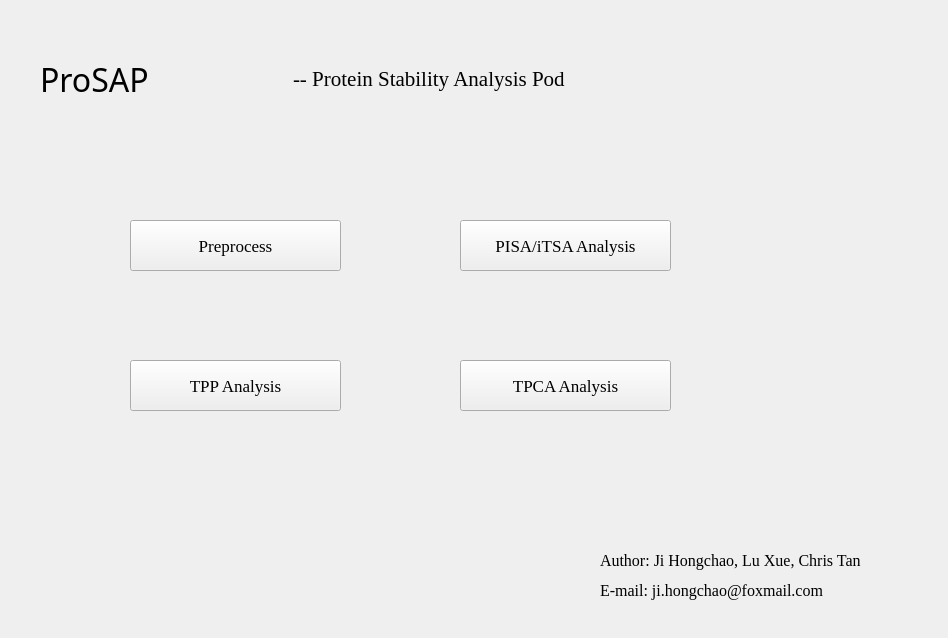
hcji/ProSAP, file ProSAP_.ui: the form before one commit.
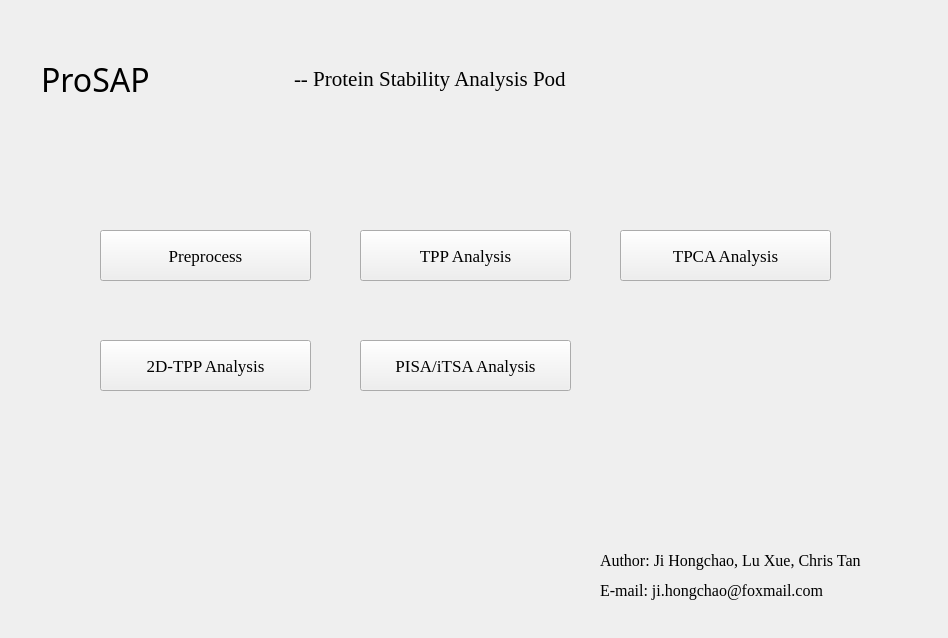
The form after the commit.

Patch:
```diff
--- a/ProSAP_.ui
+++ b/ProSAP_.ui
@@ -31,8 +31,8 @@
   <widget class="QPushButton" name="pushButtonPreprocess">
    <property name="geometry">
     <rect>
-     <x>130</x>
-     <y>220</y>
+     <x>100</x>
+     <y>230</y>
      <width>211</width>
      <height>51</height>
     </rect>
@@ -50,8 +50,8 @@
   <widget class="QPushButton" name="pushButtonTPP">
    <property name="geometry">
     <rect>
-     <x>130</x>
-     <y>360</y>
+     <x>360</x>
+     <y>230</y>
      <width>211</width>
      <height>51</height>
     </rect>
@@ -69,8 +69,8 @@
   <widget class="QPushButton" name="pushButtonITSA">
    <property name="geometry">
     <rect>
-     <x>460</x>
-     <y>220</y>
+     <x>360</x>
+     <y>340</y>
      <width>211</width>
      <height>51</height>
     </rect>
@@ -88,8 +88,8 @@
   <widget class="QPushButton" name="pushButtonTPCA">
    <property name="geometry">
     <rect>
-     <x>460</x>
-     <y>360</y>
+     <x>620</x>
+     <y>230</y>
      <width>211</width>
      <height>51</height>
     </rect>
@@ -142,10 +142,29 @@
     <string>E-mail: ji.hongchao@foxmail.com</string>
    </property>
   </widget>
+  <widget class="QPushButton" name="pushButton2DTPP">
+   <property name="geometry">
+    <rect>
+     <x>100</x>
+     <y>340</y>
+     <width>211</width>
+     <height>51</height>
+    </rect>
+   </property>
+   <property name="font">
+    <font>
+     <family>Times New Roman</family>
+     <pointsize>13</pointsize>
+    </font>
+   </property>
+   <property name="text">
+    <string>2D-TPP Analysis</string>
+   </property>
+  </widget>
   <widget class="QWidget" name="">
    <property name="geometry">
     <rect>
-     <x>40</x>
+     <x>41</x>
      <y>50</y>
      <width>525</width>
      <height>58</height>
```
